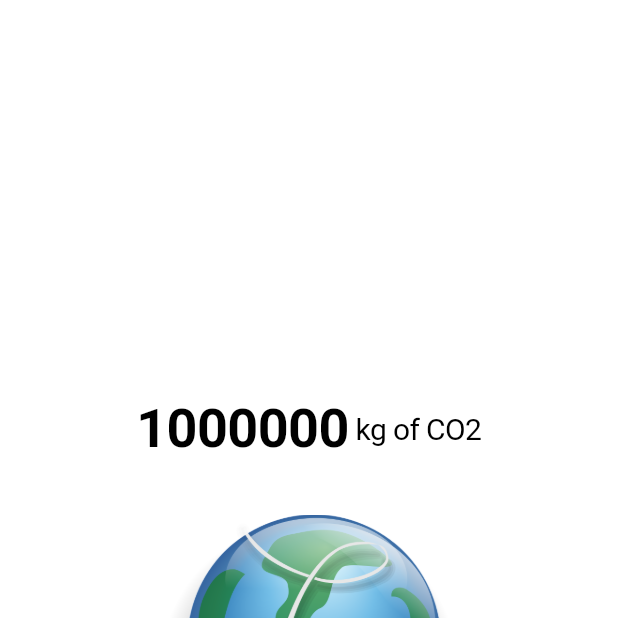
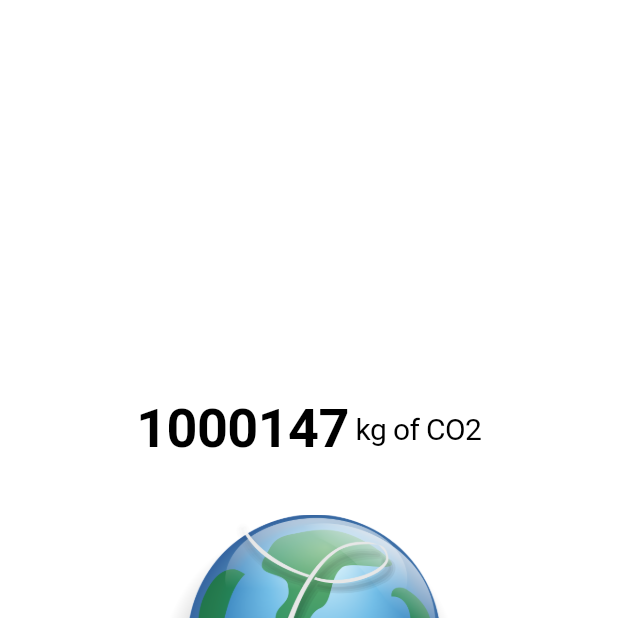
Before and after one commit to LeoATX/globe-clicker, a Flutter app: the screen it shows after launch, on a phone screen of 412 x 824 dp, the top half of it. Run offline on Flutter 3.47's test engine with Material 3 defaults, Android fonts, the light colour scheme and no system bars.

Commit message:
Added swipe up for shop and CO2 increment

```diff
--- a/app/lib/main.dart
+++ b/app/lib/main.dart
@@ -1,4 +1,6 @@
 import 'package:flutter/cupertino.dart';
+import 'dart:async';
+import 'dart:math';
 
 void main() {
   runApp(const MyApp());
@@ -10,7 +12,8 @@ class MyApp extends StatelessWidget {
   @override
   Widget build(BuildContext context) {
     return const CupertinoApp(
-      title: 'Flutter Demo',
+      debugShowCheckedModeBanner: false,
+      title: 'Global Clicker',
       theme: CupertinoThemeData(
         primaryColor: CupertinoColors.white,
       ),
@@ -28,6 +31,7 @@ class MyHomePage extends StatefulWidget {
 
 class _MyHomePageState extends State<MyHomePage> {
   int counter = 1000000;
+  final PageController controller = PageController();
 
   void changeCounter() {
     setState(() {
@@ -36,23 +40,33 @@ class _MyHomePageState extends State<MyHomePage> {
   }
 
   @override
+  void initState() {
+    Timer.periodic(
+      const Duration(seconds: 1),
+      (timer) {
+        setState(() {
+          counter += Random().nextInt(25) + 1;
+        });
+      },
+    );
+
+    super.initState();
+  }
+
+  @override
   Widget build(BuildContext context) {
     return CupertinoPageScaffold(
-      child: Center(
+      child: PageView(scrollDirection: Axis.vertical, children: [
+        Center(
           child: Column(
             mainAxisAlignment: MainAxisAlignment.center,
             children: [
-            Row(
-              mainAxisAlignment: MainAxisAlignment.center,
-              children: [
-                Text(
-                  counter.toString(),
+              Row(mainAxisAlignment: MainAxisAlignment.center, children: [
+                Text(counter.toString(),
                     style: const TextStyle(
-                      fontWeight: FontWeight.bold, fontSize: 36),
-                ),
+                        fontWeight: FontWeight.bold, fontSize: 36)),
                 const Text(' kg of CO2', style: TextStyle(fontSize: 20)),
-              ],
-            ),
+              ]),
               const SizedBox(height: 20),
               CupertinoButton(
                 onPressed: changeCounter,
@@ -65,6 +79,8 @@ class _MyHomePageState extends State<MyHomePage> {
             ],
           ),
         ),
+        Text('Shop baby--capitalism W'),
+      ]),
     );
   }
 }
```
Also changed, not shown: 1 other file. Lines whose indentation alone changed are shown as unchanged.
